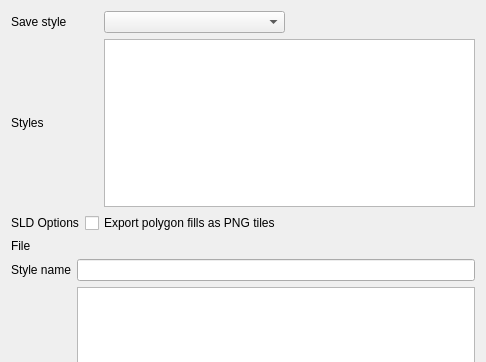
Above: src/ui/qgsmaplayersavestyledialog.ui from carsmie/QGIS before the change; both pictures show x 0 to 486 and y 0 to 362 of the 486 by 742 pixel window. Below: the same form after it.
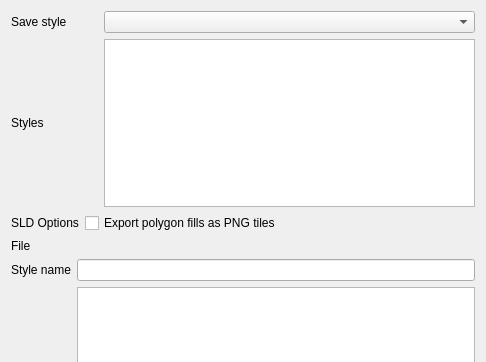
That is the form after the change. Custom widgets are drawn as their Qt base class.

What changed in the file:
```diff
--- a/src/ui/qgsmaplayersavestyledialog.ui
+++ b/src/ui/qgsmaplayersavestyledialog.ui
@@ -21,16 +21,6 @@
      </property>
     </widget>
    </item>
-   <item row="0" column="1" colspan="2">
-    <widget class="QComboBox" name="mStyleTypeComboBox">
-     <property name="sizePolicy">
-      <sizepolicy hsizetype="MinimumExpanding" vsizetype="Fixed">
-       <horstretch>0</horstretch>
-       <verstretch>0</verstretch>
-      </sizepolicy>
-     </property>
-    </widget>
-   </item>
    <item row="1" column="0">
     <widget class="QLabel" name="mStylesWidgetLabel">
      <property name="text">
@@ -83,9 +73,6 @@
      </property>
     </widget>
    </item>
-   <item row="3" column="1" colspan="3">
-    <widget class="QgsFileWidget" name="mFileWidget"/>
-   </item>
    <item row="4" column="0" colspan="5">
     <widget class="QWidget" name="mSaveToDbWidget" native="true">
      <layout class="QGridLayout" name="gridLayout_3">
@@ -192,6 +179,19 @@
      </property>
     </widget>
    </item>
+   <item row="0" column="1" colspan="4">
+    <widget class="QComboBox" name="mStyleTypeComboBox">
+     <property name="sizePolicy">
+      <sizepolicy hsizetype="MinimumExpanding" vsizetype="Fixed">
+       <horstretch>0</horstretch>
+       <verstretch>0</verstretch>
+      </sizepolicy>
+     </property>
+    </widget>
+   </item>
+   <item row="3" column="1" colspan="4">
+    <widget class="QgsFileWidget" name="mFileWidget"/>
+   </item>
   </layout>
  </widget>
  <customwidgets>
```
